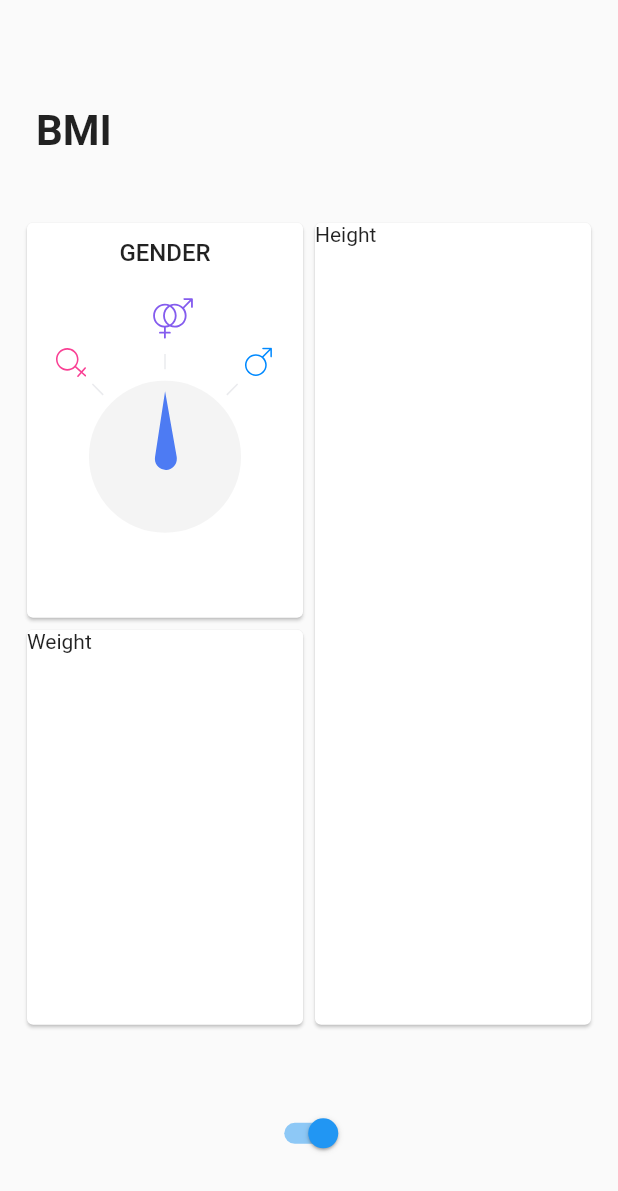
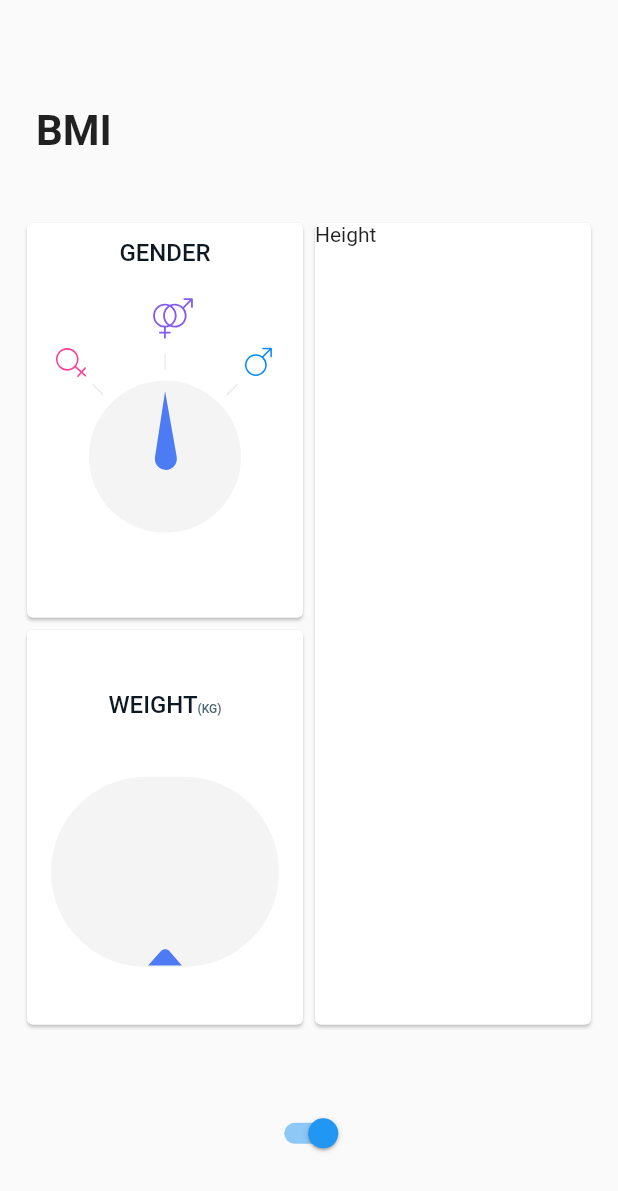
Before and after one commit to kokodavid/xbmi, a Flutter app: the screen it shows after launch, on a phone screen of 412 x 824 dp. Shown: the top 1191 px of the screen. Run offline on Flutter 3.47's test engine with Material 2 defaults, Android fonts, the phone set to English and light mode, and no system bars; our stand-ins replace flutter_svg.

Commit message:
Weight card and assets

```diff
--- a/lib/screens/card_title.dart
+++ b/lib/screens/card_title.dart
@@ -1,15 +1,39 @@
 import 'package:flutter/material.dart';
 
+
+const TextStyle _titleStyle = TextStyle(
+  fontSize: 16.0,
+  fontWeight: FontWeight.w500,
+  color: Color.fromRGBO(14, 24, 35, 1.0),
+);
+
+const TextStyle _subtitleStyle = TextStyle(
+  fontSize: 8.0,
+  fontWeight: FontWeight.w500,
+  color: Color.fromRGBO(78, 102, 114, 1.0),
+);
+
+
 class CardTitle extends StatelessWidget {
-  final String title;
+   final String title;
+  final String? subtitle;
 
-  const CardTitle(this.title, {Key? key}) : super(key: key);
+
+  const CardTitle(this.title, {Key? key,this.subtitle}) : super(key: key);
 
   @override
   Widget build(BuildContext context) {
-    return Text(
-      title,
-      style: new TextStyle(fontSize: 16.0, fontWeight: FontWeight.w500),
+    return RichText(
+      text: TextSpan(
+        text: title,
+        style: _titleStyle,
+        children: <TextSpan>[
+          TextSpan(
+            text: subtitle ?? "",
+            style: _subtitleStyle,
+          ),
+        ],
+      ),
     );
   }
 }
--- a/lib/screens/input_page.dart
+++ b/lib/screens/input_page.dart
@@ -1,4 +1,5 @@
 import 'package:bmiapp/screens/gender/gender_card.dart';
+import 'package:bmiapp/screens/weight_card.dart';
 import 'package:flutter/material.dart';
 
 import '../utlis/widget_utils.dart';
@@ -53,9 +54,9 @@ class InputPage extends StatelessWidget {
         children: <Widget>[
           Expanded(
             child: Column(
-              children: <Widget>[
-                const Expanded(child: GenderCard()),
-                Expanded(child: _tempCard("Weight")),
+              children: const <Widget>[
+                Expanded(child: GenderCard()),
+                Expanded(child: WeightCard()),
               ],
             ),
           ),
--- /dev/null
+++ b/lib/screens/weight_card.dart
@@ -0,0 +1,71 @@
+import 'package:flutter/material.dart';
+import 'package:flutter_svg/svg.dart';
+
+import '../utlis/widget_utils.dart';
+import 'card_title.dart';
+
+class WeightCard extends StatefulWidget {
+  const WeightCard({super.key});
+
+  @override
+  _WeightCardState createState() => _WeightCardState();
+}
+
+class _WeightCardState extends State<WeightCard> {
+  @override
+  Widget build(BuildContext context) {
+    return Card(
+      child: Padding(
+        padding: EdgeInsets.only(top: screenAwareSize(32.0, context)),
+        child: Column(
+          crossAxisAlignment: CrossAxisAlignment.center,
+          children: <Widget>[
+            CardTitle("WEIGHT", subtitle: "(KG)"),
+            Expanded(
+              child: Center(
+                child: Padding(
+                  padding: const EdgeInsets.symmetric(horizontal: 16.0),
+                  child: _drawSlider(),
+                ),
+              ),
+            ),
+          ],
+        ),
+      ),
+    );
+  }
+
+  Widget _drawSlider() {
+    return WeightBackground();
+  }
+
+}
+
+  class WeightBackground extends StatelessWidget {
+  final Widget? child;
+
+  const WeightBackground({Key? key, this.child}) : super(key: key);
+
+  @override
+  Widget build(BuildContext context) {
+    return Stack(
+      alignment: Alignment.bottomCenter,
+      children: <Widget>[
+        Container(
+          height: screenAwareSize(100.0, context),
+          decoration: BoxDecoration(
+            color: Color.fromRGBO(244, 244, 244, 1.0),
+            borderRadius:
+                new BorderRadius.circular(screenAwareSize(50.0, context)),
+          ),
+          child: child,
+        ),
+        SvgPicture.asset(
+          "images/weight_arrow.svg",
+          height: screenAwareSize(10.0, context),
+          width: screenAwareSize(18.0, context),
+        ),
+      ],
+    );
+  }
+}
```
Also changed, not shown: images/weight_arrow.svg (added).
